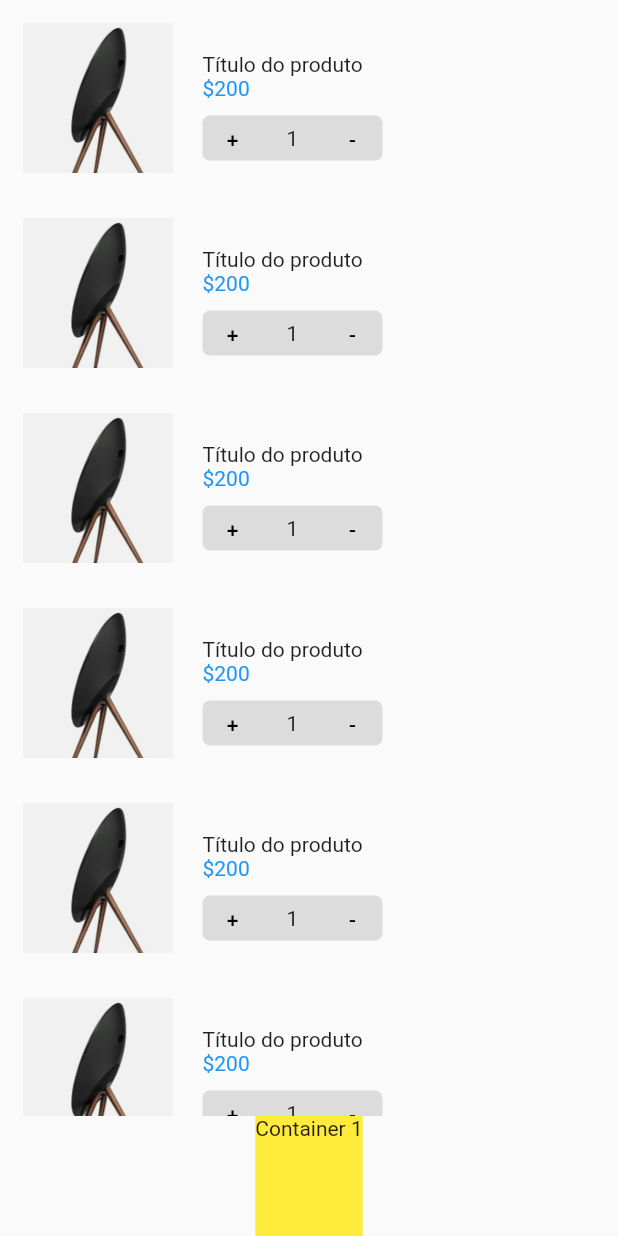
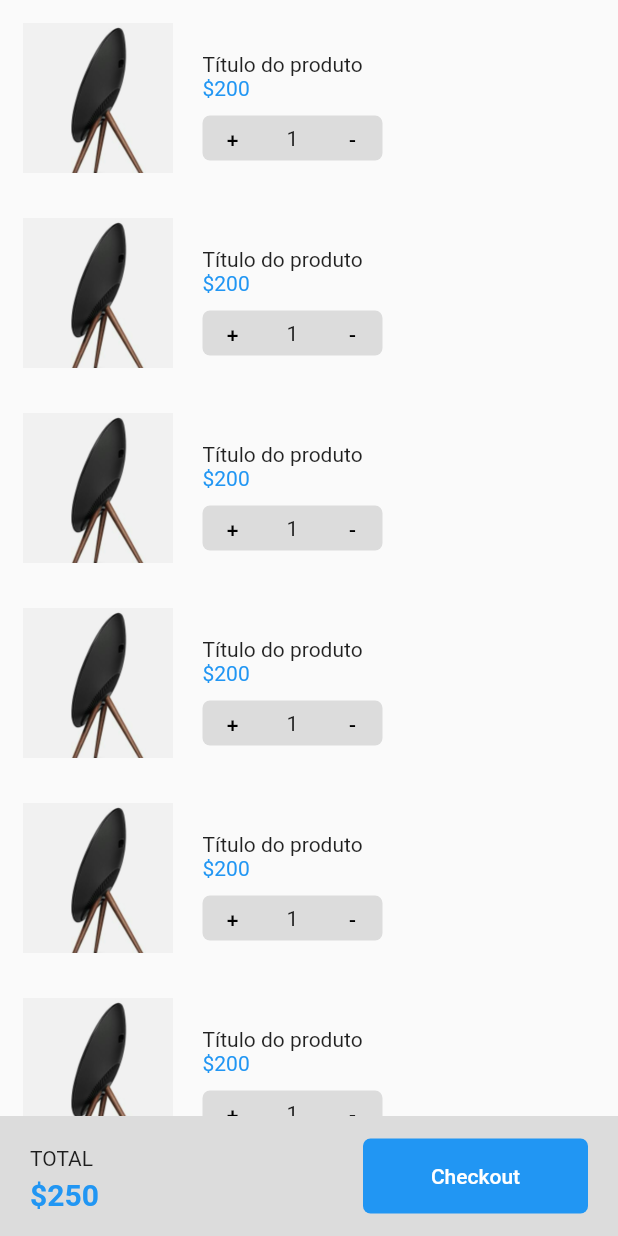
Before and after one commit to FelipeDias28/flutter-layout, a Flutter app: the screen it shows after launch, on a phone screen of 412 x 824 dp. Run offline on Flutter 3.47's test engine with Material 2 defaults, Android fonts, the phone set to English and light mode, and no system bars.

Commit message:
finalizado página do carrinho de compra

```diff
--- a/lib/pages/cart.page.dart
+++ b/lib/pages/cart.page.dart
@@ -16,9 +16,58 @@ class CartPage extends StatelessWidget {
             ),
           ),
           Container(
-            color: Colors.yellow,
+            color: Colors.black12,
             height: 80,
-            child: const Text("Container 1"),
+            child: Row(
+              mainAxisAlignment: MainAxisAlignment.spaceBetween,
+              children: [
+                Padding(
+                  padding: const EdgeInsets.only(
+                    top: 20.0,
+                    left: 20.0,
+                  ),
+                  child: Column(
+                    crossAxisAlignment: CrossAxisAlignment.start,
+                    children: const [
+                      Text("TOTAL"),
+                      SizedBox(
+                        height: 5,
+                      ),
+                      Text(
+                        "\$250",
+                        style: TextStyle(
+                          color: Colors.blue,
+                          fontSize: 20,
+                          fontWeight: FontWeight.bold,
+                        ),
+                      )
+                    ],
+                  ),
+                ),
+                Container(
+                  height: 50,
+                  width: 150,
+                  margin: const EdgeInsets.only(
+                    right: 20,
+                  ),
+                  decoration: const BoxDecoration(
+                    color: Colors.blue,
+                    borderRadius: BorderRadius.all(
+                      Radius.circular(5),
+                    ),
+                  ),
+                  child: TextButton(
+                    child: const Text(
+                      "Checkout",
+                      style: TextStyle(
+                        color: Colors.white,
+                      ),
+                    ),
+                    onPressed: () {},
+                  ),
+                ),
+              ],
+            ),
           ),
         ],
       ),
```
